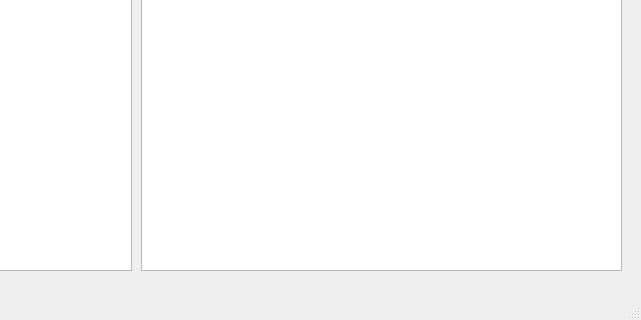
First picture: the form in GUI/TECFS-QT/src/ceSearch/cesearch.ui, repository MAU143429/TECFS-CE-2103, before the edit; both pictures show x 159 to 800 and y 280 to 600 of the 800 by 600 pixel window.
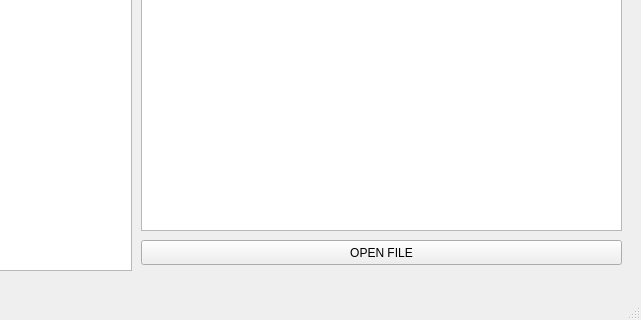
Second picture: the form after the edit.

Patch:
```diff
--- a/GUI/TECFS-QT/src/ceSearch/cesearch.ui
+++ b/GUI/TECFS-QT/src/ceSearch/cesearch.ui
@@ -95,13 +95,26 @@
       <x>300</x>
       <y>70</y>
       <width>481</width>
-      <height>481</height>
+      <height>441</height>
      </rect>
     </property>
     <property name="readOnly">
      <bool>true</bool>
     </property>
    </widget>
+   <widget class="QPushButton" name="pushButton">
+    <property name="geometry">
+     <rect>
+      <x>300</x>
+      <y>520</y>
+      <width>481</width>
+      <height>25</height>
+     </rect>
+    </property>
+    <property name="text">
+     <string>OPEN FILE</string>
+    </property>
+   </widget>
   </widget>
   <widget class="QStatusBar" name="statusbar"/>
  </widget>
```
